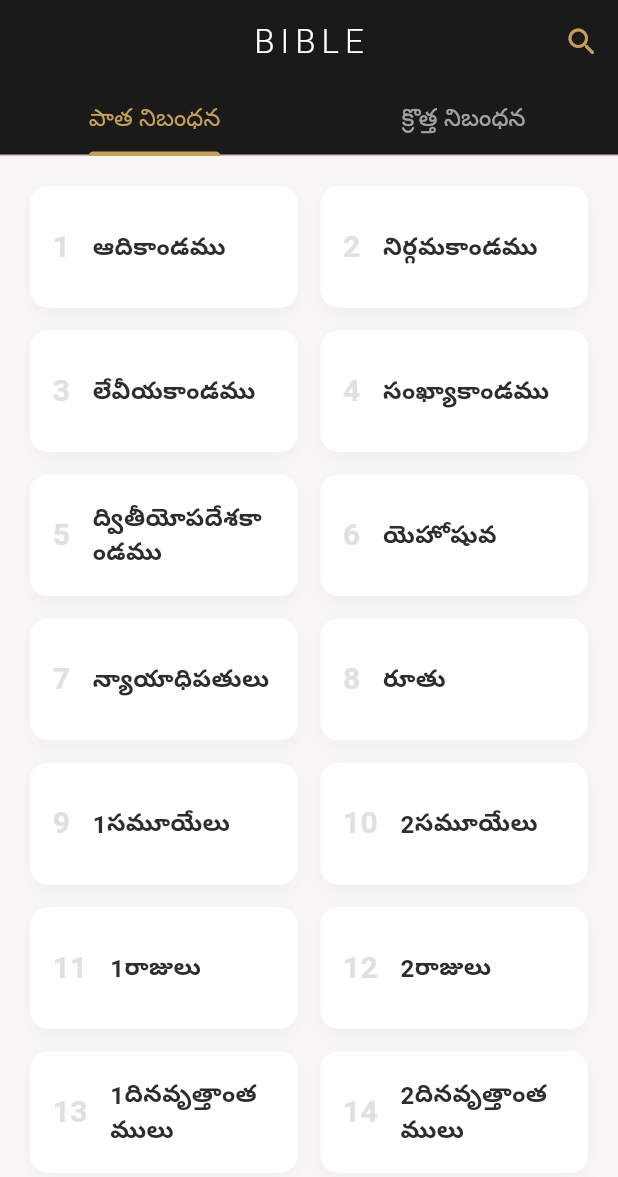
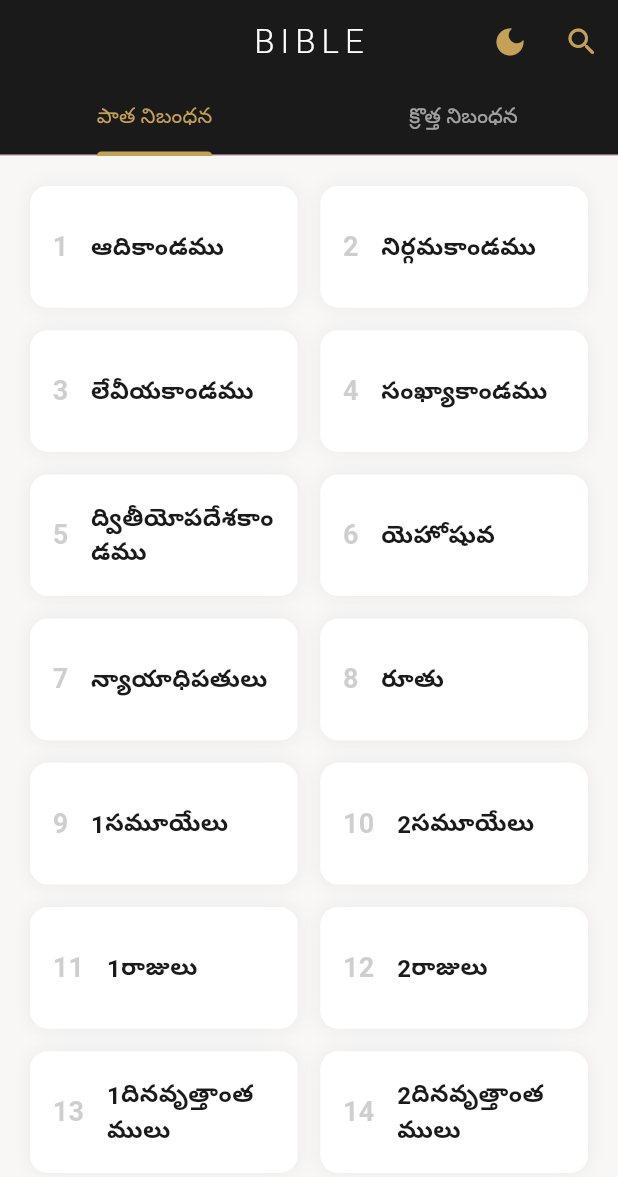
Before and after one commit to worldofgod79-del/my_church_app, a Flutter app: the BibleHome screen opened by its route, on a phone screen of 412 x 824 dp. Shown: the top 1177 px of the screen. Run offline on Flutter 3.47's test engine with Material 3 defaults, Android fonts, the phone set to English and light mode, and no system bars; our stand-ins replace go_router, scrollable_positioned_list, share_plus, shared_preferences; accounts and stored records are empty; project files that could hold a hidden picture were left out.

Commit message:
Update bible_home.dart

```diff
--- a/lib/features/bible/bible_home.dart
+++ b/lib/features/bible/bible_home.dart
@@ -2,46 +2,55 @@
 import 'package:go_router/go_router.dart';
 import 'bible_service.dart';
 
-class BibleHome extends StatelessWidget {
+class BibleHome extends StatefulWidget {
   const BibleHome({super.key});
+  @override
+  State<BibleHome> createState() => _BibleHomeState();
+}
+
+class _BibleHomeState extends State<BibleHome> {
+  bool _isDark = false;
 
   @override
   Widget build(BuildContext context) {
     final service = BibleService();
+    final bgColor = _isDark ? const Color(0xFF121212) : const Color(0xFFF9F7F5);
+    final cardColor = _isDark ? const Color(0xFF1E1E1E) : Colors.white;
+    final textColor = _isDark ? Colors.white : const Color(0xFF1A1A1A);
+
     return DefaultTabController(
       length: 2,
       child: Scaffold(
-        backgroundColor: const Color(0xFFF9F7F5), // Ivory Cream
+        backgroundColor: bgColor,
         appBar: AppBar(
           elevation: 0,
-          backgroundColor: const Color(0xFF1A1A1A), // Deep Charcoal
+          backgroundColor: _isDark ? Colors.black : const Color(0xFF1A1A1A),
           title: const Text("BIBLE", style: TextStyle(letterSpacing: 4, fontWeight: FontWeight.w300, color: Colors.white)),
           centerTitle: true,
           actions: [
-            IconButton(icon: const Icon(Icons.search_rounded, color: Color(0xFFC5A059)), onPressed: () => context.push('/search')),
+            IconButton(icon: Icon(_isDark ? Icons.light_mode : Icons.dark_mode, color: const Color(0xFFC5A059)),
+              onPressed: () => setState(() => _isDark = !_isDark)),
+            IconButton(icon: const Icon(Icons.search_rounded, color: Color(0xFFC5A059)),
+              onPressed: () => context.push('/search')),
           ],
           bottom: const TabBar(
             indicatorColor: Color(0xFFC5A059),
             labelColor: Color(0xFFC5A059),
             unselectedLabelColor: Colors.white60,
-            indicatorSize: TabBarIndicatorSize.label,
-            tabs: [
-              Tab(child: Text("పాత నిబంధన", style: TextStyle(fontSize: 16))),
-              Tab(child: Text("క్రొత్త నిబంధన", style: TextStyle(fontSize: 16))),
-            ],
+            tabs: [Tab(text: "పాత నిబంధన"), Tab(text: "క్రొత్త నిబంధన")],
           ),
         ),
         body: TabBarView(
           children: [
-            _buildGrid(context, service.getOTBooks(), 0),
-            _buildGrid(context, service.getNTBooks(), 39),
+            _buildGrid(context, service.getOTBooks(), 0, cardColor, textColor),
+            _buildGrid(context, service.getNTBooks(), 39, cardColor, textColor),
           ],
         ),
       ),
     );
   }
 
-  Widget _buildGrid(BuildContext context, List<String> books, int offset) {
+  Widget _buildGrid(BuildContext context, List<String> books, int offset, Color cardColor, Color textColor) {
     return GridView.builder(
       padding: const EdgeInsets.all(20),
       gridDelegate: const SliverGridDelegateWithFixedCrossAxisCount(
@@ -54,15 +63,15 @@
           child: Container(
             padding: const EdgeInsets.symmetric(horizontal: 15),
             decoration: BoxDecoration(
-              color: Colors.white,
+              color: cardColor,
               borderRadius: BorderRadius.circular(12),
-              boxShadow: [BoxShadow(color: Colors.black.withOpacity(0.03), blurRadius: 10, offset: const Offset(0, 4))],
+              boxShadow: [BoxShadow(color: Colors.black.withOpacity(0.05), blurRadius: 10)],
             ),
             child: Row(
               children: [
-                Text("${offset + index + 1}", style: TextStyle(color: Colors.grey[300], fontSize: 20, fontWeight: FontWeight.bold)),
+                Text("${offset + index + 1}", style: TextStyle(color: Colors.grey.withOpacity(0.5), fontSize: 18, fontWeight: FontWeight.bold)),
                 const SizedBox(width: 15),
-                Expanded(child: Text(books[index], style: const TextStyle(fontSize: 16, fontWeight: FontWeight.w600, color: Color(0xFF2D2D2D)))),
+                Expanded(child: Text(books[index], style: TextStyle(fontSize: 16, fontWeight: FontWeight.w600, color: textColor))),
               ],
             ),
           ),
```
